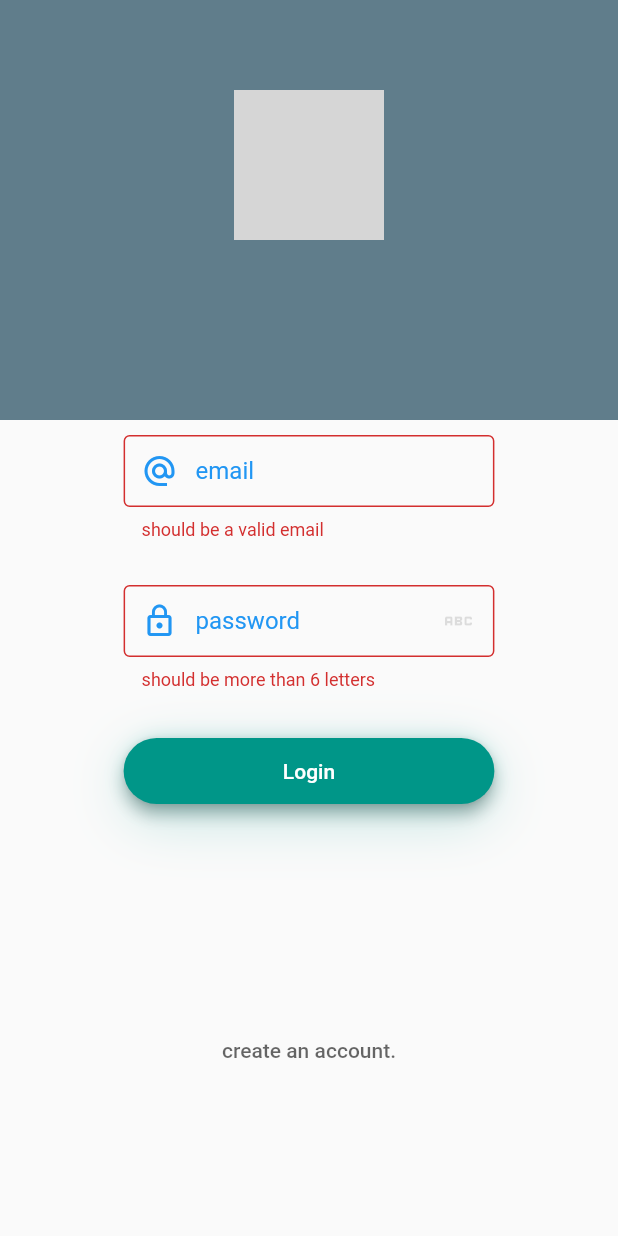
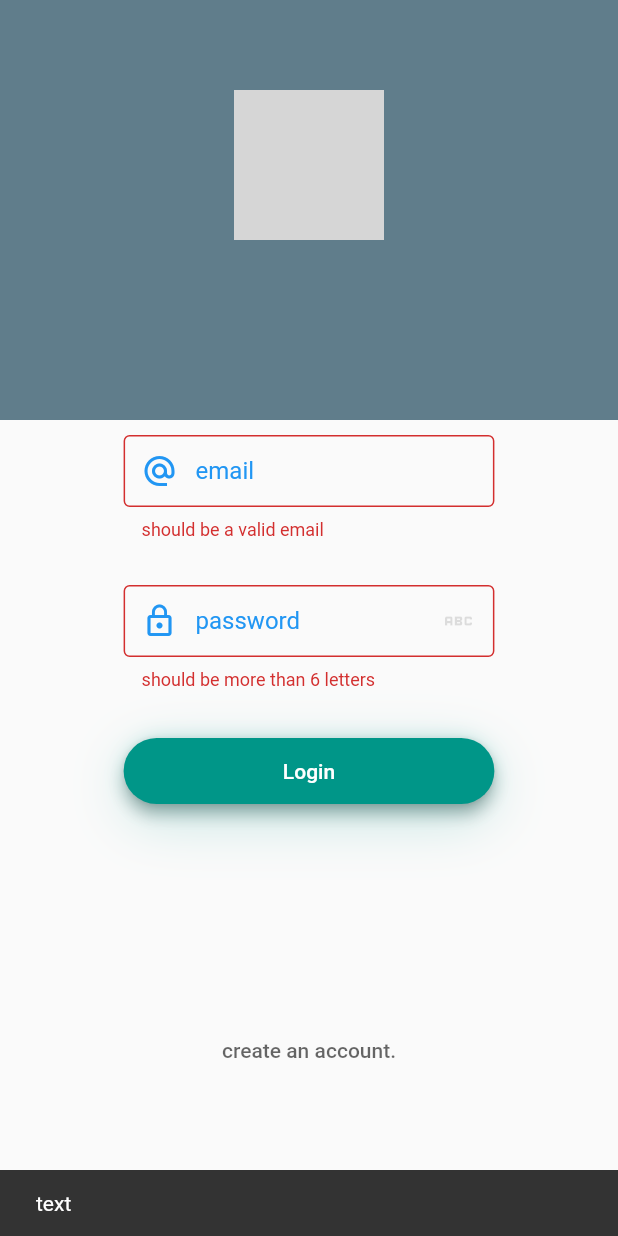
Before and after one commit to shalu123s/sample, a Flutter app: the screen it shows after launch, after a tap on "Login", on a phone screen of 412 x 824 dp. Run offline on Flutter 3.47's test engine with Material 2 defaults, Android fonts, the light colour scheme and no system bars; our stand-ins replace sqflite; accounts and stored records are empty; grey boxes are pictures that could not be loaded.

Commit message:
login using db

```diff
--- a/lib/src/helper/db_hehper.dart
+++ b/lib/src/helper/db_hehper.dart
@@ -1,13 +1,50 @@
+import 'package:pagination_app/model/user.dart';
 import 'package:sqflite/sqflite.dart';
 import 'package:path/path.dart';
 
 class DatabaseHelper{
+
   final dbName ='localdb';
+   static const table = 'notification_table';
 
+  static const columnId = 'id';
+  static const columnUser = 'user';
+  static const columnPass = 'password';
+
+    DatabaseHelper._privateConstructor();
+  static final DatabaseHelper instance = DatabaseHelper._privateConstructor();
+  factory DatabaseHelper() => instance;
+
+  DatabaseHelper.internal();
   Future<Database> intiDB()async{
    final dbpath =await getDatabasesPath();
    final path = join(dbpath,dbName);
-   return openDatabase(path,version: 1,onCreate: (db, version) { },);
+   return openDatabase(path,version: 1,onCreate: _onCreate,);
+  }
+  Future _onCreate(Database db, int version) async {
+    await db.execute('''
+          CREATE TABLE $table (
+            $columnId INTEGER PRIMARY KEY AUTOINCREMENT,
+            $columnUser TEXT NOT NULL,
+            $columnPass TEXT NOT NULL,
+          )
+          '''
+    );}
+
+    static Database? _database;
+  Future<Database?> get database async {
+    if (_database != null) return _database;
+    _database = await intiDB();
+    return _database;
   }
 
+Future<int?>insert(User user)async{
+Database? db =await instance.database;
+return await db?.insert(table, {
+columnUser:user.user,
+columnPass:user.password,
+});
+
 }
+
+}
--- a/lib/src/screens/login.dart
+++ b/lib/src/screens/login.dart
@@ -1,6 +1,8 @@
 import 'package:flutter/material.dart';
+import 'package:pagination_app/model/user.dart';
 import 'package:pagination_app/src/screens/signup.dart';
 import '../helper/blockbutton.dart';
+import '../helper/db_hehper.dart';
 
 class LoginScreen extends StatefulWidget {
   const LoginScreen({super.key});
@@ -13,6 +15,7 @@ class _LoginScreenState extends State<LoginScreen> {
   final TextEditingController username = TextEditingController();
   final TextEditingController password = TextEditingController();
   final GlobalKey<FormState> formkey = GlobalKey<FormState>();
+ final dbHelper = DatabaseHelper.instance;
 
   @override
   Widget build(BuildContext context) {
@@ -80,7 +83,7 @@ class TopContainer extends StatelessWidget {
   }
 }
 
-class LoginForm extends StatelessWidget {
+class LoginForm extends StatefulWidget {
   const LoginForm({
     super.key,
     required this.formkey,
@@ -93,31 +96,72 @@ class LoginForm extends StatelessWidget {
   final TextEditingController password;
 
   @override
+  State<LoginForm> createState() => _LoginFormState();
+}
+
+class _LoginFormState extends State<LoginForm> {
+late BuildContext _ctx;
+
+  bool _isLoading = false;
+
+  final formKey =  GlobalKey<FormState>();
+
+  final scaffoldKey =  GlobalKey<ScaffoldState>();
+
+   String? _username, _password;
+
+   LoginResponse? _response;
+
+   _LoginPageState() {
+    _response =  LoginResponse(this as LoginCallBack);
+  }
+
+  @override
   Widget build(BuildContext context) {
-    return Container(
+
+    void _showSnackBar(String text) {
+     ScaffoldMessenger.of(context). showSnackBar( SnackBar(
+      content:  Text(text),
+    ));
+  }
+  //   void _submit() {
+  //   final form = formKey.currentState;
+  //   if (form?.validate()) {
+  //     setState(() {
+  //       _isLoading = true;
+  //       form?.save();
+  //       _response.doLogin(_username, _password);
+  //     });
+  //   }else{
+  //     _showSnackBar('text');
+  //   }
+  // }
+
+    return SizedBox(
       width: MediaQuery.of(context).size.width * 0.6,
       height: MediaQuery.of(context).size.height * 0.3,
       child: Form(
-        key: formkey,
+        key: widget.formkey,
         child: Column(
           crossAxisAlignment: CrossAxisAlignment.stretch,
           mainAxisAlignment: MainAxisAlignment.center,
           children: <Widget>[
             TextFormField(
-              controller: username,
+                onSaved: (val) => _username = val!,
+              controller: widget.username,
               keyboardType: TextInputType.emailAddress,
               validator: (input) => input?.contains('@') == false
                   ? "should be a valid email"
                   : null,
               decoration: InputDecoration(
                 labelText: 'email',
-                labelStyle: TextStyle(color: Theme.of(context).accentColor),
-                contentPadding: EdgeInsets.all(12),
+                labelStyle: TextStyle(color: Theme.of(context).colorScheme.secondary),
+                contentPadding: const EdgeInsets.all(12),
                 hintText: 'johndoe@gmail.com',
                 hintStyle: TextStyle(
                     color: Theme.of(context).focusColor.withOpacity(0.7)),
                 prefixIcon: Icon(Icons.alternate_email,
-                    color: Theme.of(context).accentColor),
+                    color: Theme.of(context).colorScheme.secondary),
                 border: OutlineInputBorder(
                     borderSide: BorderSide(
                         color: Theme.of(context).focusColor.withOpacity(0.2))),
@@ -133,7 +177,8 @@ class LoginForm extends StatelessWidget {
               height: 30,
             ),
             TextFormField(
-              controller: password,
+                onSaved: (val) => _password = val!,
+              controller: widget.password,
               obscureText: false,
               validator: (input) => (input?.length ?? 0) < 6
                   ? 'should be more than 6 letters'
@@ -174,8 +219,14 @@ class LoginForm extends StatelessWidget {
               ),
               color: Colors.teal,
               onPressed: () {
-                if (formkey.currentState!.validate()) {
-                  // Handle login logic
+                if (widget.formkey.currentState!.validate()) {
+                   setState(() {
+              _isLoading = true;
+              _response?.doLogin(_username!, _password!);
+              });
+                  Navigator.push(context,MaterialPageRoute(builder: (context) => const SigninScreen()),);
+                }else{
+                  _showSnackBar('text');
                 }
               },
             ),
@@ -185,4 +236,61 @@ class LoginForm extends StatelessWidget {
       ),
     );
   }
+
+ Future<int?>onSave(User user)async{
+  DatabaseHelper db =DatabaseHelper();
+  var dbUser = await db.database;
+  int? res = await dbUser?.insert("User", user.toMap());
+    return  res;
+ }
+
+ Future<int?> deleteUser(User user) async {
+    DatabaseHelper db =DatabaseHelper();
+    var dbClient = await db.database;
+    int? res = await dbClient?.delete("User");
+    return res;
+  }
+
+   Future<User?> getLogin(String user, String password) async {
+        DatabaseHelper db =DatabaseHelper();
+    var dbClient = await db.database;
+    var res = await dbClient!.rawQuery("SELECT * FROM user WHERE username = '$user' and password = '$password'");
+
+    if (res.isNotEmpty) {
+      return User.fromMap(res.first);
+    }
+    return null;
+  }
+
+   Future<List<User>?> getAllUser() async {
+            DatabaseHelper db =DatabaseHelper();
+
+    var dbClient = await db.database;
+    var res = await dbClient!.query("user");
+
+    List<User>? list =
+        res.isNotEmpty ? res.map((c) => User.fromMap(c)).toList() : null;
+    return list;
+  }
 }
+abstract class LoginCallBack {
+  void onLoginSuccess(User user);
+  void onLoginError(String error);
+}
+class LoginResponse {
+  final LoginCallBack _callBack;
+  LoginRequest loginRequest =  LoginRequest();
+  LoginResponse(this._callBack);
+  doLogin(String username, String password) {
+    loginRequest
+        .getLogin(username, password)
+        .then((user) => _callBack.onLoginSuccess(user))
+        .catchError((onError) => _callBack.onLoginError(onError.toString()));
+  }
+}
+class LoginRequest {
+ Future<User> getLogin(String username, String password) {
+    var result = getLogin(username,password);
+    return result;
+  }
+}
```
